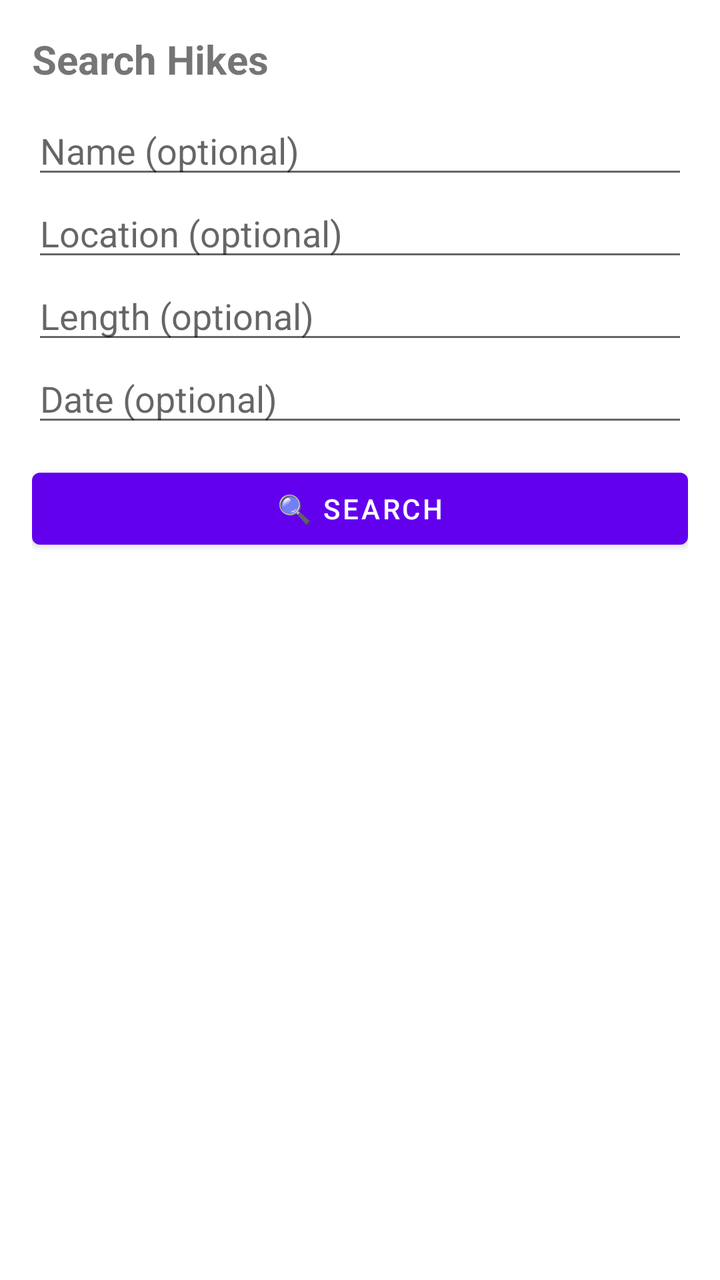
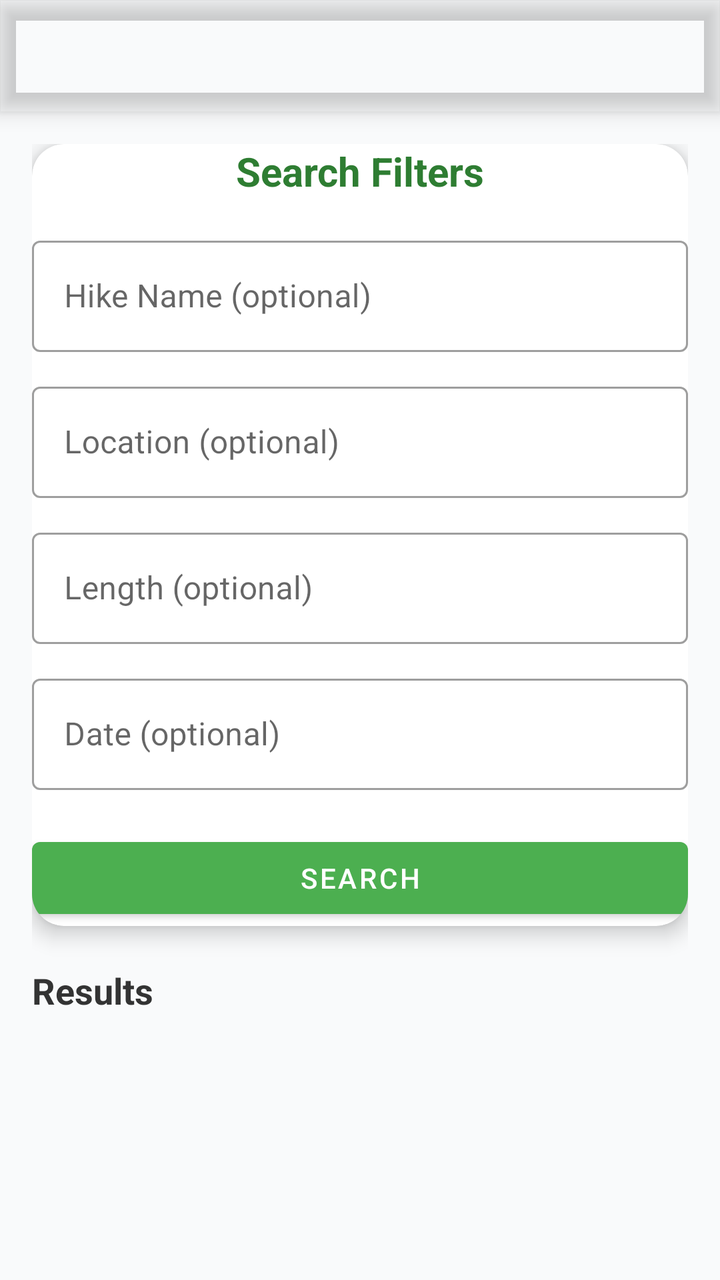

The first picture is an Android layout as it rendered before a commit; the second is the same layout after the commit. The layout source and the unified diff follow.
<!-- AndroidManifest.xml: application theme Theme.MHike -->
<!-- res/layout/activity_search_hike.xml -->
<?xml version="1.0" encoding="utf-8"?>
<ScrollView xmlns:android="http://schemas.android.com/apk/res/android"
    android:layout_width="match_parent"
    android:layout_height="match_parent"
    android:padding="16dp">

    <LinearLayout
        android:orientation="vertical"
        android:layout_width="match_parent"
        android:layout_height="wrap_content">

        <TextView
            android:layout_width="match_parent"
            android:layout_height="wrap_content"
            android:text="@string/search_hikes"
            android:textSize="20sp"
            android:textStyle="bold"
            android:layout_marginBottom="10dp" />

        <EditText
            android:id="@+id/etNameSearch"
            android:layout_width="match_parent"
            android:layout_height="wrap_content"
            android:hint="Name (optional)" />

        <EditText
            android:id="@+id/etLocationSearch"
            android:layout_width="match_parent"
            android:layout_height="wrap_content"
            android:hint="Location (optional)" />

        <EditText
            android:id="@+id/etLengthSearch"
            android:layout_width="match_parent"
            android:layout_height="wrap_content"
            android:hint="Length (optional)"
            android:inputType="numberDecimal" />

        <EditText
            android:id="@+id/etDateSearch"
            android:layout_width="match_parent"
            android:layout_height="wrap_content"
            android:hint="Date (optional)" />

        <Button
            android:id="@+id/btnSearch"
            android:layout_width="match_parent"
            android:layout_height="wrap_content"
            android:text="🔍 Search"
            android:layout_marginTop="12dp" />

        <ListView
            android:id="@+id/listViewResults"
            android:layout_width="match_parent"
            android:layout_height="wrap_content"
            android:layout_marginTop="16dp" />

    </LinearLayout>
</ScrollView>
<!-- resources referenced by this layout -->
<resources>
  <string name="search_hikes">Search Hikes</string>
  <style name="Theme.MHike" parent="Theme.MaterialComponents.DayNight.DarkActionBar">
          
          <item name="colorPrimary">@color/purple_500</item>
          <item name="colorPrimaryVariant">@color/purple_700</item>
          <item name="colorOnPrimary">@color/white</item>
          
          <item name="colorSecondary">@color/teal_200</item>
          <item name="colorSecondaryVariant">@color/teal_700</item>
          <item name="colorOnSecondary">@color/black</item>
          
          <item name="android:statusBarColor">?attr/colorPrimaryVariant</item>
          
      </style>
  <color name="purple_500">#FF6200EE</color>
  <color name="purple_700">#FF3700B3</color>
  <color name="white">#FFFFFFFF</color>
  <color name="teal_200">#FF03DAC5</color>
  <color name="teal_700">#FF018786</color>
  <color name="black">#FF000000</color>
</resources>

<!-- the commit's change to res/layout/activity_search_hike.xml (unified diff, before → after) -->
@@ -1,59 +1,157 @@
 <?xml version="1.0" encoding="utf-8"?>
-<ScrollView xmlns:android="http://schemas.android.com/apk/res/android"
+<androidx.coordinatorlayout.widget.CoordinatorLayout
+    xmlns:android="http://schemas.android.com/apk/res/android"
+    xmlns:app="http://schemas.android.com/apk/res-auto"
+    xmlns:tools="http://schemas.android.com/tools"
     android:layout_width="match_parent"
     android:layout_height="match_parent"
-    android:padding="16dp">
+    android:background="#F9FAFB"
+    tools:context=".SearchHikeActivity">
 
-    <LinearLayout
-        android:orientation="vertical"
+    
+    <com.google.android.material.appbar.MaterialToolbar
+        android:id="@+id/topAppBar"
         android:layout_width="match_parent"
-        android:layout_height="wrap_content">
+        android:layout_height="?attr/actionBarSize"
+        android:backgroundTint="#2E7D32"
+        android:title="🔍 Search Hikes"
+        android:titleTextColor="@android:color/white"
+        android:elevation="6dp" />
 
-        <TextView
+    
+    <ScrollView
+        android:layout_width="match_parent"
+        android:layout_height="match_parent"
+        android:layout_marginTop="?attr/actionBarSize"
+        android:padding="16dp">
+
+        <LinearLayout
+            android:orientation="vertical"
             android:layout_width="match_parent"
-            android:layout_height="wrap_content"
-            android:text="@string/search_hikes"
-            android:textSize="20sp"
-            android:textStyle="bold"
-            android:layout_marginBottom="10dp" />
+            android:layout_height="wrap_content">
 
-        <EditText
-            android:id="@+id/etNameSearch"
-            android:layout_width="match_parent"
-            android:layout_height="wrap_content"
-            android:hint="Name (optional)" />
+            
+            <com.google.android.material.card.MaterialCardView
+                android:layout_width="match_parent"
+                android:layout_height="wrap_content"
+                app:cardCornerRadius="16dp"
+                app:cardElevation="6dp"
+                android:padding="16dp"
+                android:layout_marginBottom="20dp">
 
-        <EditText
-            android:id="@+id/etLocationSearch"
-            android:layout_width="match_parent"
-            android:layout_height="wrap_content"
-            android:hint="Location (optional)" />
+                <LinearLayout
+                    android:layout_width="match_parent"
+                    android:layout_height="wrap_content"
+                    android:orientation="vertical">
 
-        <EditText
-            android:id="@+id/etLengthSearch"
-            android:layout_width="match_parent"
-            android:layout_height="wrap_content"
-            android:hint="Length (optional)"
-            android:inputType="numberDecimal" />
+                    <TextView
+                        android:layout_width="match_parent"
+                        android:layout_height="wrap_content"
+                        android:text="Search Filters"
+                        android:textSize="20sp"
+                        android:textStyle="bold"
+                        android:textColor="#2E7D32"
+                        android:gravity="center"
+                        android:layout_marginBottom="16dp" />
 
-        <EditText
-            android:id="@+id/etDateSearch"
-            android:layout_width="match_parent"
-            android:layout_height="wrap_content"
-            android:hint="Date (optional)" />
+                    
+                    <com.google.android.material.textfield.TextInputLayout
+                        android:layout_width="match_parent"
+                        android:layout_height="wrap_content"
+                        style="@style/Widget.MaterialComponents.TextInputLayout.OutlinedBox"
+                        android:hint="Hike Name (optional)"
+                        android:layout_marginBottom="12dp">
+                        <com.google.android.material.textfield.TextInputEditText
+                            android:id="@+id/etNameSearch"
+                            android:layout_width="match_parent"
+                            android:layout_height="wrap_content"
+                            android:inputType="textCapWords" />
+                    </com.google.android.material.textfield.TextInputLayout>
 
-        <Button
-            android:id="@+id/btnSearch"
-            android:layout_width="match_parent"
-            android:layout_height="wrap_content"
-            android:text="🔍 Search"
-            android:layout_marginTop="12dp" />
+                    
+                    <com.google.android.material.textfield.TextInputLayout
+                        android:layout_width="match_parent"
+                        android:layout_height="wrap_content"
+                        style="@style/Widget.MaterialComponents.TextInputLayout.OutlinedBox"
+                        android:hint="Location (optional)"
+                        android:layout_marginBottom="12dp">
+                        <com.google.android.material.textfield.TextInputEditText
+                            android:id="@+id/etLocationSearch"
+                            android:layout_width="match_parent"
+                            android:layout_height="wrap_content"
+                            android:inputType="textCapWords" />
+                    </com.google.android.material.textfield.TextInputLayout>
 
-        <ListView
-            android:id="@+id/listViewResults"
-            android:layout_width="match_parent"
-            android:layout_height="wrap_content"
-            android:layout_marginTop="16dp" />
+                    
+                    <com.google.android.material.textfield.TextInputLayout
+                        android:layout_width="match_parent"
+                        android:layout_height="wrap_content"
+                        style="@style/Widget.MaterialComponents.TextInputLayout.OutlinedBox"
+                        android:hint="Length (optional)"
+                        android:layout_marginBottom="12dp">
+                        <com.google.android.material.textfield.TextInputEditText
+                            android:id="@+id/etLengthSearch"
+                            android:layout_width="match_parent"
+                            android:layout_height="wrap_content"
+                            android:inputType="numberDecimal" />
+                    </com.google.android.material.textfield.TextInputLayout>
 
-    </LinearLayout>
-</ScrollView>
+                    
+                    <com.google.android.material.textfield.TextInputLayout
+                        android:layout_width="match_parent"
+                        android:layout_height="wrap_content"
+                        style="@style/Widget.MaterialComponents.TextInputLayout.OutlinedBox"
+                        android:hint="Date (optional)"
+                        android:layout_marginBottom="12dp">
+                        <com.google.android.material.textfield.TextInputEditText
+                            android:id="@+id/etDateSearch"
+                            android:layout_width="match_parent"
+                            android:layout_height="wrap_content"
+                            android:inputType="none"
+                            android:focusable="false"
+                            android:clickable="true" />
+                    </com.google.android.material.textfield.TextInputLayout>
+
+                    
+                    <com.google.android.material.button.MaterialButton
+                        android:id="@+id/btnSearch"
+                        android:layout_width="match_parent"
+                        android:layout_height="wrap_content"
+                        android:text="Search"
+                        android:textAllCaps="true"
+                        android:textColor="@android:color/white"
+                        app:backgroundTint="#4CAF50"
+                        android:elevation="5dp"
+                        android:layout_marginTop="8dp" />
+
+                </LinearLayout>
+            </com.google.android.material.card.MaterialCardView>
+
+            
+            <TextView
+                android:layout_width="match_parent"
+                android:layout_height="wrap_content"
+                android:text="Results"
+                android:textSize="18sp"
+                android:textStyle="bold"
+                android:textColor="#333"
+                android:layout_marginBottom="8dp" />
+
+            <com.google.android.material.card.MaterialCardView
+                android:layout_width="match_parent"
+                android:layout_height="wrap_content"
+                app:cardCornerRadius="12dp"
+                app:cardElevation="4dp"
+                android:padding="8dp">
+
+                <ListView
+                    android:id="@+id/listViewResults"
+                    android:layout_width="match_parent"
+                    android:layout_height="wrap_content"
+                    android:dividerHeight="8dp"
+                    android:scrollbars="vertical" />
+            </com.google.android.material.card.MaterialCardView>
+
+        </LinearLayout>
+    </ScrollView>
+</androidx.coordinatorlayout.widget.CoordinatorLayout>
<!-- resource entries referenced after the edit -->
@@ -1,8 +1,8 @@
 <!-- resources referenced by this layout -->
 <resources>
-  <string name="search_hikes">Search Hikes</string>
-  <style name="Theme.MHike" parent="Theme.MaterialComponents.DayNight.DarkActionBar">
-          
+  <style name="Theme.MHike" parent="Theme.MaterialComponents.DayNight.NoActionBar">
+  
+      
           <item name="colorPrimary">@color/purple_500</item>
           <item name="colorPrimaryVariant">@color/purple_700</item>
           <item name="colorOnPrimary">@color/white</item>
